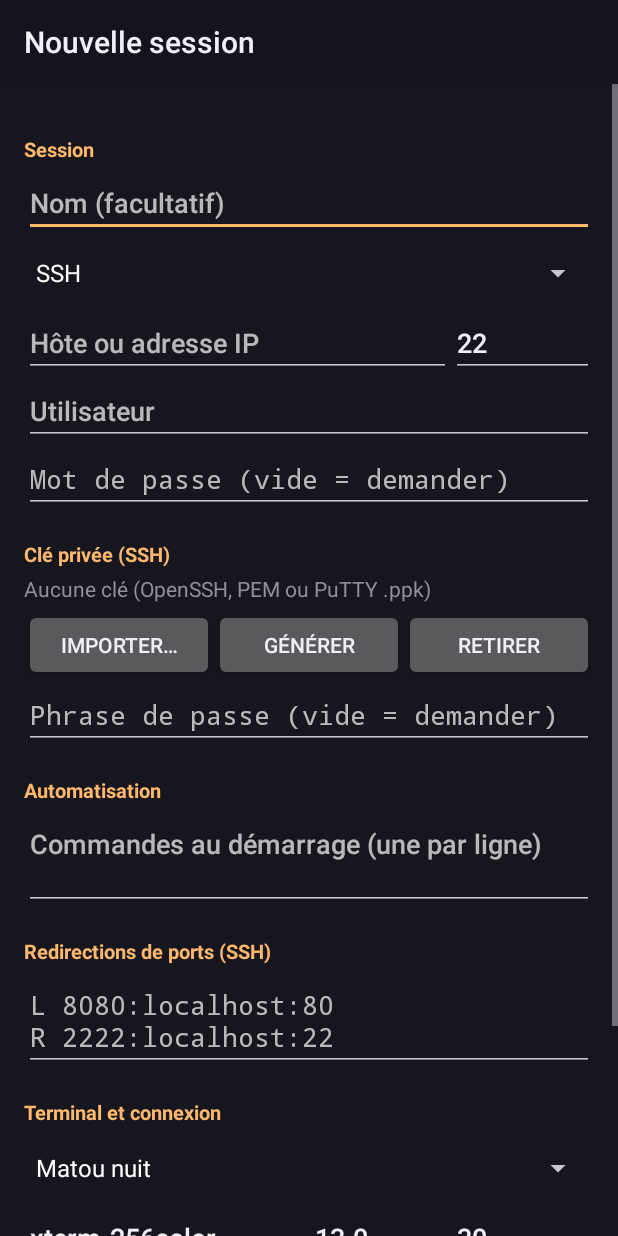
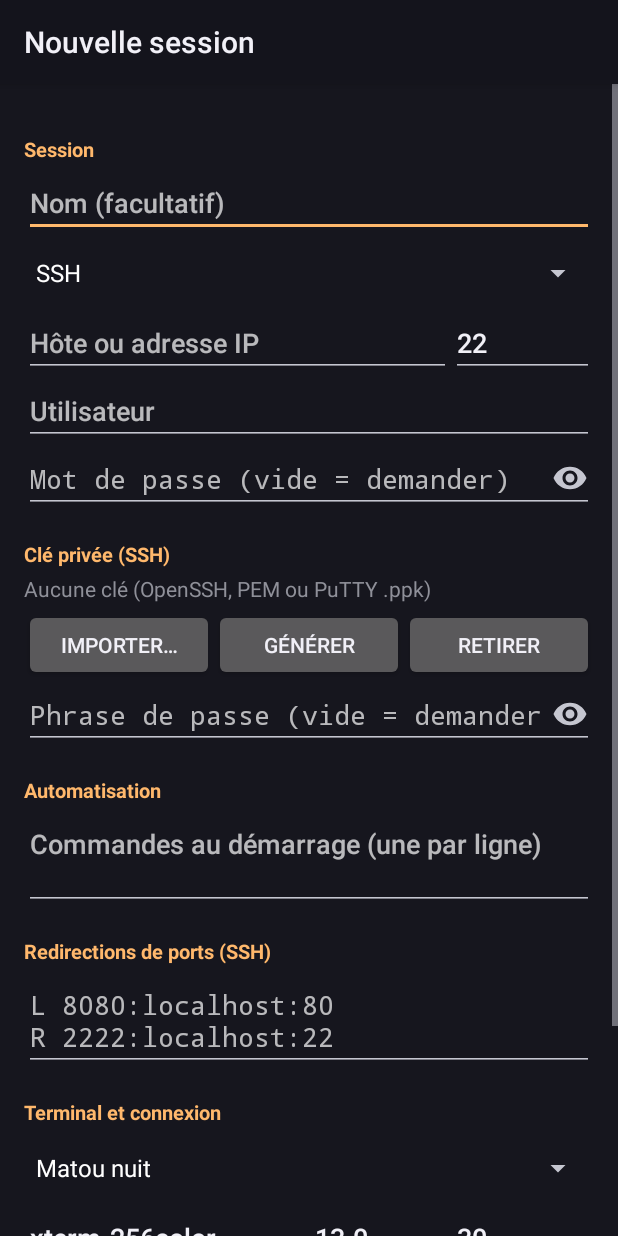
Before and after one commit to ajefr/Matou_Android, an Android app: the EditSessionActivity screen opened directly, with no data from a screen before it, on a phone screen of 412 x 824 dp. Run offline under Robolectric (Android 15) with nearby library versions, the phone set to English and light mode, and no system bars; libraries missing offline, so code that uses them is left out: com.jcraft.jsch.

```diff
--- a/app/src/main/kotlin/fr/ajefr/matou/EditSessionActivity.kt
+++ b/app/src/main/kotlin/fr/ajefr/matou/EditSessionActivity.kt
@@ -73,6 +73,8 @@ class EditSessionActivity : Activity() {
         v<CheckBox>(R.id.backspace).isChecked = profile.backspaceCtrlH
         v<CheckBox>(R.id.legacy).isChecked = profile.legacyAlgorithms
         updateKeyStatus()
+        PasswordToggle.attach(v(R.id.password))
+        PasswordToggle.attach(v(R.id.passphrase))
 
         v<Button>(R.id.pickKey).setOnClickListener {
             startActivityForResult(Intent(Intent.ACTION_OPEN_DOCUMENT).apply {
--- /dev/null
+++ b/app/src/main/kotlin/fr/ajefr/matou/PasswordToggle.kt
@@ -0,0 +1,37 @@
+package fr.ajefr.matou
+
+import android.annotation.SuppressLint
+import android.text.InputType
+import android.view.MotionEvent
+import android.widget.EditText
+
+/** Ajoute une icône œil à droite d'un champ mot de passe pour afficher / masquer la saisie. */
+object PasswordToggle {
+    @SuppressLint("ClickableViewAccessibility")
+    fun attach(field: EditText) {
+        var visible = false
+        fun apply() {
+            val sel = field.selectionEnd
+            field.inputType = InputType.TYPE_CLASS_TEXT or
+                if (visible) InputType.TYPE_TEXT_VARIATION_VISIBLE_PASSWORD else InputType.TYPE_TEXT_VARIATION_PASSWORD
+            field.setCompoundDrawablesRelativeWithIntrinsicBounds(0, 0, if (visible) R.drawable.ic_eye_off else R.drawable.ic_eye, 0)
+            field.compoundDrawablePadding = (8 * field.resources.displayMetrics.density).toInt()
+            field.contentDescription = if (visible) "Masquer le mot de passe" else "Afficher le mot de passe"
+            if (sel >= 0) field.setSelection(minOf(sel, field.text.length))
+        }
+        apply()
+        field.setOnTouchListener { v, e ->
+            val icon = field.compoundDrawablesRelative[2] ?: return@setOnTouchListener false
+            val rtl = field.layoutDirection == android.view.View.LAYOUT_DIRECTION_RTL
+            val hit = if (rtl) e.x <= field.paddingStart + icon.bounds.width() + field.compoundDrawablePadding
+                      else e.x >= field.width - field.paddingEnd - icon.bounds.width() - field.compoundDrawablePadding
+            if (!hit) return@setOnTouchListener false
+            if (e.action == MotionEvent.ACTION_UP) {
+                visible = !visible
+                apply()
+                v.performClick()
+            }
+            true
+        }
+    }
+}
--- a/app/src/main/kotlin/fr/ajefr/matou/TerminalActivity.kt
+++ b/app/src/main/kotlin/fr/ajefr/matou/TerminalActivity.kt
@@ -238,10 +238,10 @@ class TerminalActivity : Activity(), Prompter {
 
     override fun askSecret(title: String, message: String): String? = onUi<String?>(null) { _, done ->
         val input = EditText(this).apply {
-            inputType = if (title == "Utilisateur") InputType.TYPE_CLASS_TEXT
-            else InputType.TYPE_CLASS_TEXT or InputType.TYPE_TEXT_VARIATION_PASSWORD
+            inputType = InputType.TYPE_CLASS_TEXT
             isSingleLine = true
         }
+        if (title != "Utilisateur") PasswordToggle.attach(input)
         val box = LinearLayout(this).apply {
             val pad = (20 * resources.displayMetrics.density).toInt()
             setPadding(pad, 0, pad, 0)
--- /dev/null
+++ b/app/src/main/res/drawable/ic_eye.xml
@@ -0,0 +1,9 @@
+<?xml version="1.0" encoding="utf-8"?>
+<!-- Œil ouvert : afficher le mot de passe -->
+<vector xmlns:android="http://schemas.android.com/apk/res/android"
+    android:width="24dp" android:height="24dp"
+    android:viewportWidth="24" android:viewportHeight="24"
+    android:tint="?android:attr/textColorSecondary">
+    <path android:fillColor="#FFFFFFFF"
+        android:pathData="M12,4.5C7,4.5 2.73,7.61 1,12c1.73,4.39 6,7.5 11,7.5s9.27,-3.11 11,-7.5c-1.73,-4.39 -6,-7.5 -11,-7.5zM12,17c-2.76,0 -5,-2.24 -5,-5s2.24,-5 5,-5 5,2.24 5,5 -2.24,5 -5,5zM12,9c-1.66,0 -3,1.34 -3,3s1.34,3 3,3 3,-1.34 3,-3 -1.34,-3 -3,-3z" />
+</vector>
--- /dev/null
+++ b/app/src/main/res/drawable/ic_eye_off.xml
@@ -0,0 +1,9 @@
+<?xml version="1.0" encoding="utf-8"?>
+<!-- Œil barré : masquer le mot de passe -->
+<vector xmlns:android="http://schemas.android.com/apk/res/android"
+    android:width="24dp" android:height="24dp"
+    android:viewportWidth="24" android:viewportHeight="24"
+    android:tint="?android:attr/textColorSecondary">
+    <path android:fillColor="#FFFFFFFF"
+        android:pathData="M12,7c2.76,0 5,2.24 5,5 0,0.65 -0.13,1.26 -0.36,1.83l2.92,2.92c1.51,-1.26 2.7,-2.89 3.43,-4.75 -1.73,-4.39 -6,-7.5 -11,-7.5 -1.4,0 -2.74,0.25 -3.98,0.7l2.16,2.16C10.74,7.13 11.35,7 12,7zM2,4.27l2.28,2.28 0.46,0.46C3.08,8.3 1.78,10.02 1,12c1.73,4.39 6,7.5 11,7.5 1.55,0 3.03,-0.3 4.38,-0.84l0.42,0.42L19.73,22 21,20.73 3.27,3 2,4.27zM7.53,9.8l1.55,1.55c-0.05,0.21 -0.08,0.43 -0.08,0.65 0,1.66 1.34,3 3,3 0.22,0 0.44,-0.03 0.65,-0.08l1.55,1.55c-0.67,0.33 -1.41,0.53 -2.2,0.53 -2.76,0 -5,-2.24 -5,-5 0,-0.79 0.2,-1.53 0.53,-2.2zM11.84,9.02l3.15,3.15 0.02,-0.16c0,-1.66 -1.34,-3 -3,-3l-0.17,0.01z" />
+</vector>
```
